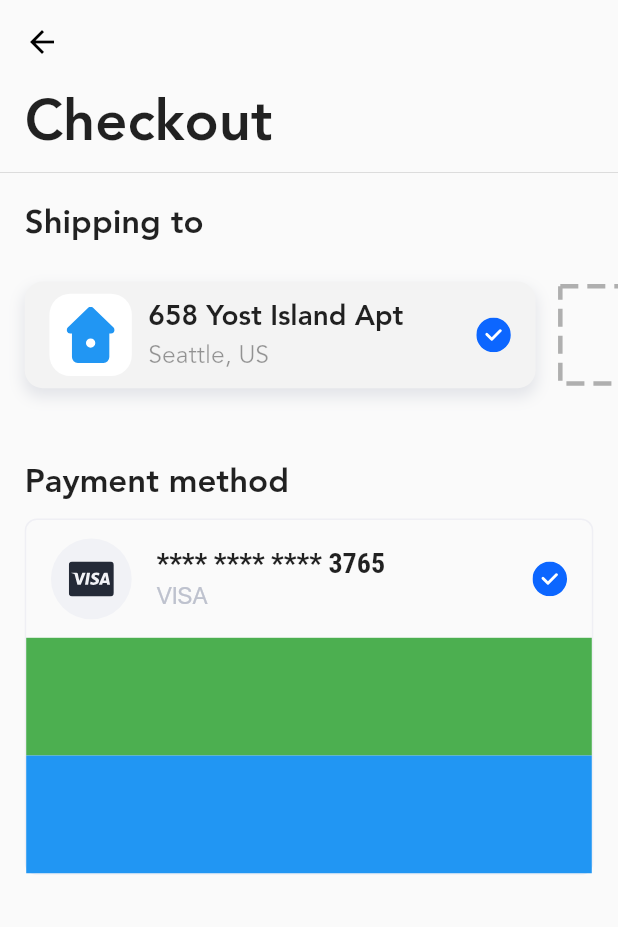
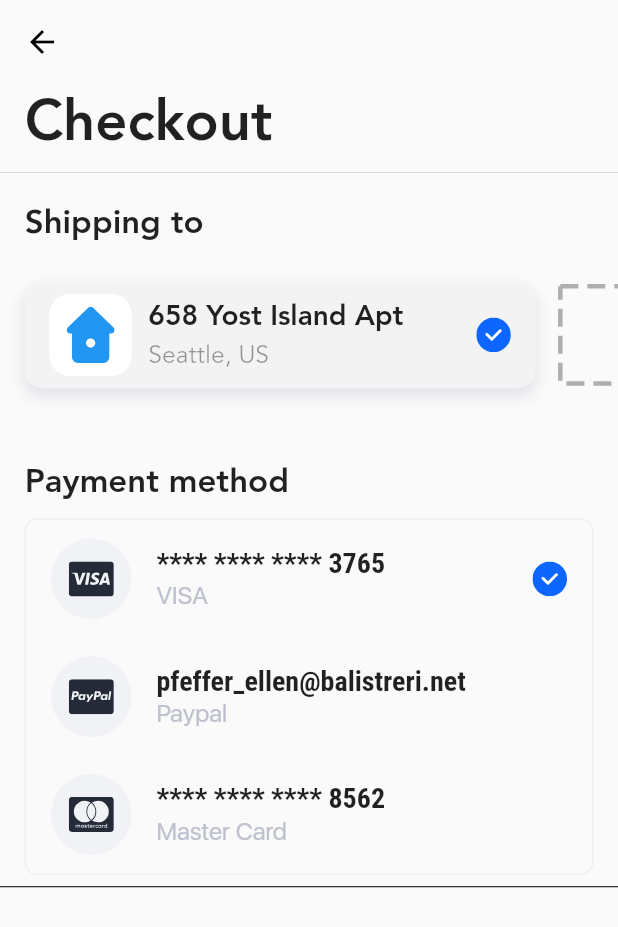
Before and after one commit to sasukeamjed/ui_store_design, a Flutter app: the ShoppingCart screen opened by its route, after a tap on "CHECKOUT", on a phone screen of 412 x 824 dp. Shown: the top 927 px of the screen. Run offline on Flutter 3.47's test engine with Material 2 defaults, Android fonts, the phone set to English and light mode, and no system bars; drawn by our look-alikes of dotted_border; our stand-ins replace auto_size_text, flutter_screenutil, flutter_svg; Roboto replaces fonts that are missing (SF-UI-Display-Semibold); project files that could hold a hidden picture were left out.

Commit message:
after adding payments methods

```diff
--- a/lib/screens/checkout_screen/components/body.dart
+++ b/lib/screens/checkout_screen/components/body.dart
@@ -51,7 +51,26 @@ class Body extends StatelessWidget {
               SizedBox(
                 height: 10,
               ),
-              Container(
+              PaymentMethods(),
+            ],
+          ),
+        ),
+        Divider(
+          color: Colors.black,
+        ),
+      ],
+    );
+  }
+}
+
+class PaymentMethods extends StatelessWidget {
+  const PaymentMethods({
+    Key? key,
+  }) : super(key: key);
+
+  @override
+  Widget build(BuildContext context) {
+    return Container(
       height: 234.h,
       width: double.infinity,
       decoration: BoxDecoration(
@@ -104,21 +123,86 @@ class Body extends StatelessWidget {
           ),
           Expanded(
             child: Container(
-                        color: Colors.green,
+              padding: EdgeInsets.symmetric(horizontal: 15.w),
+              child: Row(
+                crossAxisAlignment: CrossAxisAlignment.center,
+                children: [
+                  Container(
+                    height: 49.w,
+                    width: 49.w,
+                    decoration: BoxDecoration(
+                      color: Color(0xFFF1F2F6),
+                      shape: BoxShape.circle,
+                    ),
+                    child: SvgPicture.asset("assets/icons/paypal-icon.svg", width: 30.w, height: 23.w,fit: BoxFit.none,),
+                  ),
+                  SizedBox(
+                    width: 15.w,
+                  ),
+                  Column(
+                    crossAxisAlignment: CrossAxisAlignment.start,
+                    mainAxisSize: MainAxisSize.min,
+                    children: [
+                      Text("pfeffer_ellen@balistreri.net", style: TextStyle(fontFamily: "SF-UI-Display-Semibold", fontSize: 17.sp),),
+                      Text("Paypal", style: TextStyle(fontFamily: "SF-UI-Display-Regular", fontSize: 15.sp, color: Color(0xFFBEC2CE)),),
+                    ],
+                  ),
+                  Spacer(),
+                  // Container(
+                  //   height: 21.w,
+                  //   width: 21.w,
+                  //   decoration: BoxDecoration(
+                  //     shape: BoxShape.circle,
+                  //     color: Colors.white,
+                  //   ),
+                  //   child: SvgPicture.asset('assets/icons/check_shipping_address_mark.svg'),
+                  // ),
+                ],
+              ),
             ),
           ),
           Expanded(
             child: Container(
-                        color: Colors.blue,
+              padding: EdgeInsets.symmetric(horizontal: 15.w),
+              child: Row(
+                crossAxisAlignment: CrossAxisAlignment.center,
+                children: [
+                  Container(
+                    height: 49.w,
+                    width: 49.w,
+                    decoration: BoxDecoration(
+                      color: Color(0xFFF1F2F6),
+                      shape: BoxShape.circle,
+                    ),
+                    child: SvgPicture.asset("assets/icons/ms_card_icon.svg", width: 30.w, height: 23.w,fit: BoxFit.none,),
+                  ),
+                  SizedBox(
+                    width: 15.w,
+                  ),
+                  Column(
+                    crossAxisAlignment: CrossAxisAlignment.start,
+                    mainAxisSize: MainAxisSize.min,
+                    children: [
+                      Text("**** **** **** 8562", style: TextStyle(fontFamily: "SF-UI-Display-Semibold", fontSize: 17.sp),),
+                      Text("Master Card", style: TextStyle(fontFamily: "SF-UI-Display-Regular", fontSize: 15.sp, color: Color(0xFFBEC2CE)),),
+                    ],
+                  ),
+                  Spacer(),
+                  // Container(
+                  //   height: 21.w,
+                  //   width: 21.w,
+                  //   decoration: BoxDecoration(
+                  //     shape: BoxShape.circle,
+                  //     color: Colors.white,
+                  //   ),
+                  //   child: SvgPicture.asset('assets/icons/check_shipping_address_mark.svg'),
+                  // ),
+                ],
+              ),
             ),
           ),
         ],
       ),
-              ),
-            ],
-          ),
-        ),
-      ],
     );
   }
 }
--- a/lib/screens/shopping_cart_screen/components/items_total_pricing.dart
+++ b/lib/screens/shopping_cart_screen/components/items_total_pricing.dart
@@ -9,7 +9,7 @@ class ItemsTotalPricing extends StatelessWidget {
   @override
   Widget build(BuildContext context) {
     return Expanded(
-      flex: 3,
+      flex: 4,
       child: Column(
         children: [
           Expanded(
--- a/lib/screens/shopping_cart_screen/components/page_title.dart
+++ b/lib/screens/shopping_cart_screen/components/page_title.dart
@@ -9,7 +9,7 @@ class PageTitle extends StatelessWidget {
   @override
   Widget build(BuildContext context) {
     return Expanded(
-      flex: 1,
+      flex: 2,
       child: Padding(
         padding: EdgeInsets.only(left: 15.w),
         child: Container(
```
Also changed, not shown: assets/icons/ms_card_icon.svg (added), assets/icons/paypal-icon.svg (added). Lines whose indentation alone changed are shown as unchanged.
